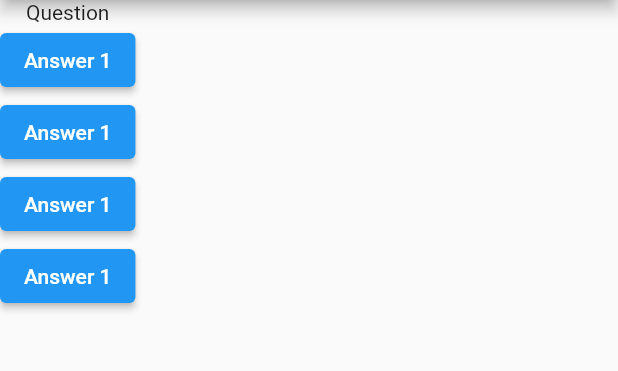
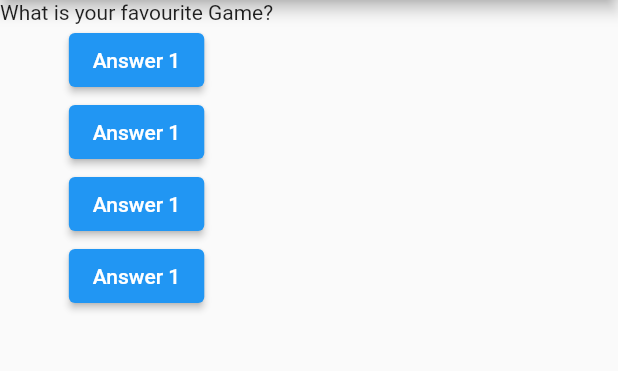
Before and after one commit to evanarendra/App-Develop, a Flutter app: the screen it shows after launch, on a phone screen of 412 x 824 dp, the part 84-455 px from its top. Run offline on Flutter 3.47's test engine with Material 2 defaults, Android fonts, the light colour scheme and no system bars.

Commit message:
question 1

```diff
--- a/zupper/lib/main.dart
+++ b/zupper/lib/main.dart
@@ -5,12 +5,15 @@ void main() {
 }
 
 class MyApp extends StatelessWidget {
-
-  void selectAnswer(){
+  void selectAnswer() {
     print('Answer Select');
   }
 
   Widget build(BuildContext context) {
+    var question = [
+      'What is your favourite Game?',
+      'What is your favourite movies?'
+    ];
     return MaterialApp(
       home: Scaffold(
           backgroundColor: Colors.cyanAccent[50],
@@ -20,12 +23,16 @@ class MyApp extends StatelessWidget {
           ),
           body: Column(
             children: [
-              Text('Question'),
-              ElevatedButton(child: Text('Answer 1'), onPressed: ()=>print('Answer 1 Selected')),
-              ElevatedButton(child: Text('Answer 1'), onPressed: (){
-                //-------
-                print('Answer 2 Selected');
-              }),
+              Text(question.elementAt(0)),
+              ElevatedButton(
+                  child: Text('Answer 1'),
+                  onPressed: () => print('Answer 1 Selected')),
+              ElevatedButton(
+                  child: Text('Answer 1'),
+                  onPressed: () {
+                    //-------
+                    print('Answer 2 Selected');
+                  }),
               ElevatedButton(child: Text('Answer 1'), onPressed: selectAnswer),
               ElevatedButton(onPressed: selectAnswer, child: Text('Answer 1')),
             ],
```
